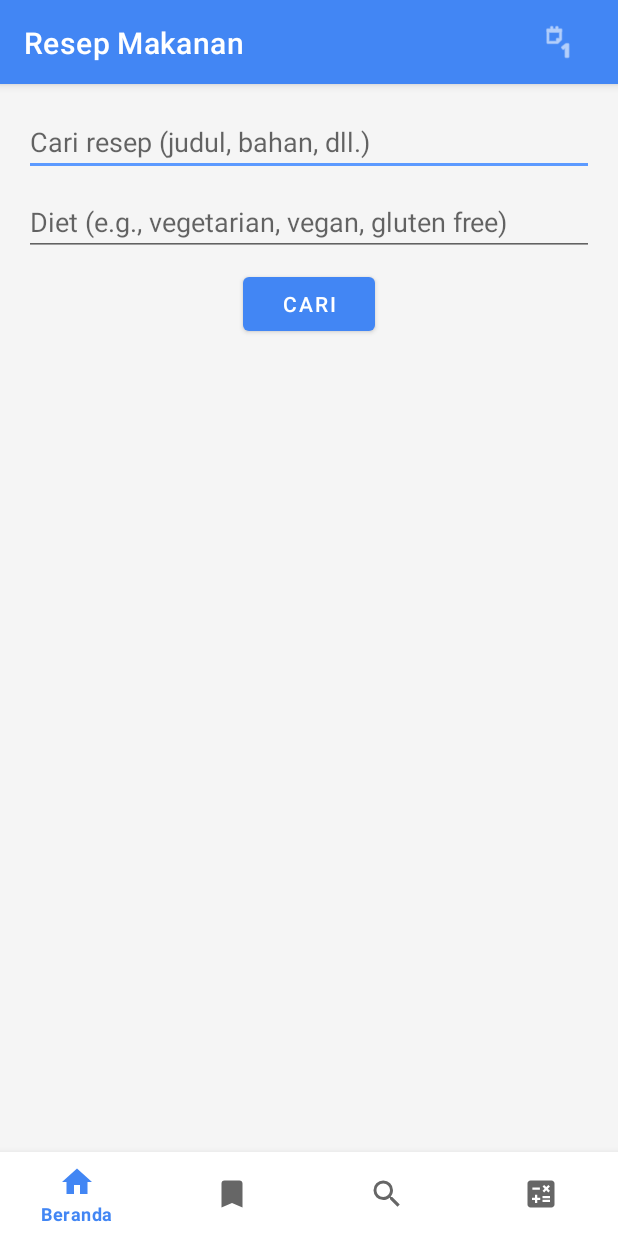
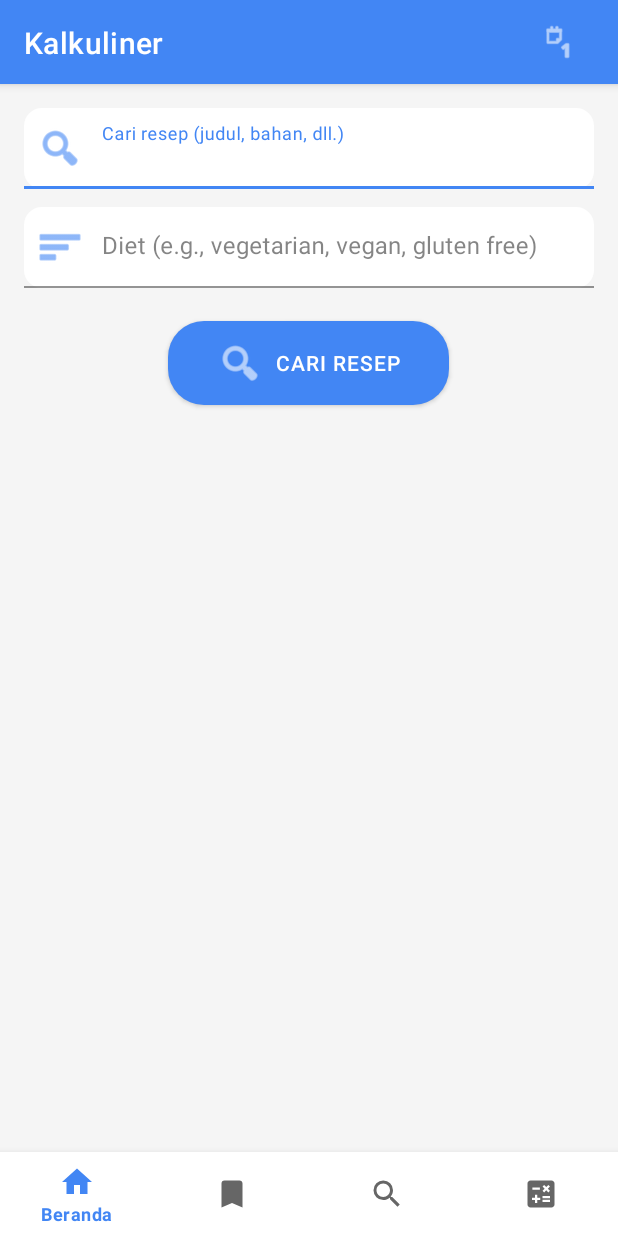
Before and after one commit to NurulWahdania/Projek-Mobile, an Android app: the SearchFragment screen opened through its navigation route, after a tap on "Ganti Tema", on a phone screen of 412 x 824 dp. Run offline under Robolectric (Android 15) with nearby library versions, the phone set to English and light mode, and no system bars; our stand-ins replace navigation-ui; pictures from the network do not load.

Commit message:
Fix:Perbaikan pada deskripsi dan search

```diff
--- a/Projek/app/src/main/AndroidManifest.xml
+++ b/Projek/app/src/main/AndroidManifest.xml
@@ -10,7 +10,7 @@
         android:dataExtractionRules="@xml/data_extraction_rules"
         android:fullBackupContent="@xml/backup_rules"
         android:icon="@mipmap/ic_launcher"
-        android:label="@string/app_name"
+        android:label="Kalkuliner"
         android:roundIcon="@mipmap/ic_launcher_round"
         android:supportsRtl="true"
         android:theme="@style/Theme.Projek"
--- a/Projek/app/src/main/res/layout/activity_main.xml
+++ b/Projek/app/src/main/res/layout/activity_main.xml
@@ -24,7 +24,7 @@
                 android:id="@+id/app_title"
                 android:layout_width="wrap_content"
                 android:layout_height="wrap_content"
-                android:text="Resep Makanan"
+                android:text="Kalkuliner"
                 android:textAppearance="?attr/textAppearanceHeadline6"
                 android:textColor="?attr/colorOnPrimary"
                 app:layout_constraintBottom_toBottomOf="parent"
--- a/Projek/app/src/main/res/layout/fragment_search.xml
+++ b/Projek/app/src/main/res/layout/fragment_search.xml
@@ -4,52 +4,121 @@
     xmlns:tools="http://schemas.android.com/tools"
     android:layout_width="match_parent"
     android:layout_height="match_parent"
+    android:background="?android:attr/colorBackground"
     android:orientation="vertical"
     android:padding="16dp"
-    tools:context="com.example.projek.SearchFragment"> <EditText
+    tools:context="com.example.projek.SearchFragment">
+
+    <com.google.android.material.textfield.TextInputLayout
+        android:layout_width="match_parent"
+        android:layout_height="wrap_content"
+        android:layout_marginBottom="12dp"
+        app:boxBackgroundColor="@android:color/transparent"
+        app:boxCornerRadiusBottomEnd="12dp"
+        app:boxCornerRadiusBottomStart="12dp"
+        app:boxCornerRadiusTopEnd="12dp"
+        app:boxCornerRadiusTopStart="12dp"
+        app:boxStrokeColor="?attr/colorPrimary"
+        app:hintTextColor="?attr/colorPrimary"
+        app:startIconDrawable="@android:drawable/ic_menu_search"
+        app:startIconTint="?attr/colorPrimary">
+
+        <com.google.android.material.textfield.TextInputEditText
             android:id="@+id/et_search_query"
             android:layout_width="match_parent"
             android:layout_height="wrap_content"
             android:hint="Cari resep (judul, bahan, dll.)"
+            android:imeOptions="actionSearch"
             android:inputType="text"
-    android:imeOptions="actionSearch"
-    android:layout_marginBottom="8dp"/>
+            android:padding="16dp"
+            android:textColor="?android:attr/textColorPrimary"
+            android:textColorHint="?android:attr/textColorSecondary" />
 
-    <EditText
+    </com.google.android.material.textfield.TextInputLayout>
+
+    <com.google.android.material.textfield.TextInputLayout
+        android:layout_width="match_parent"
+        android:layout_height="wrap_content"
+        android:layout_marginBottom="16dp"
+        app:boxBackgroundColor="@android:color/transparent"
+        app:boxCornerRadiusBottomEnd="12dp"
+        app:boxCornerRadiusBottomStart="12dp"
+        app:boxCornerRadiusTopEnd="12dp"
+        app:boxCornerRadiusTopStart="12dp"
+        app:boxStrokeColor="?attr/colorPrimary"
+        app:hintTextColor="?attr/colorPrimary"
+        app:startIconDrawable="@android:drawable/ic_menu_sort_by_size"
+        app:startIconTint="?attr/colorPrimary">
+
+        <com.google.android.material.textfield.TextInputEditText
             android:id="@+id/et_search_diet"
             android:layout_width="match_parent"
             android:layout_height="wrap_content"
             android:hint="Diet (e.g., vegetarian, vegan, gluten free)"
             android:inputType="text"
-        android:layout_marginBottom="8dp"/>
+            android:padding="16dp"
+            android:textColor="?android:attr/textColorPrimary"
+            android:textColorHint="?android:attr/textColorSecondary" />
 
-    <Button
+    </com.google.android.material.textfield.TextInputLayout>
+
+    <com.google.android.material.button.MaterialButton
         android:id="@+id/btn_perform_search"
         android:layout_width="wrap_content"
         android:layout_height="wrap_content"
-        android:text="Cari"
         android:layout_gravity="center_horizontal"
-        android:layout_marginBottom="16dp"/>
+        android:layout_marginBottom="20dp"
+        android:letterSpacing="0.05"
+        android:paddingStart="32dp"
+        android:paddingTop="12dp"
+        android:paddingEnd="32dp"
+        android:paddingBottom="12dp"
+        android:text="Cari Resep"
+        android:textColor="?android:attr/textColorPrimaryInverse"
+        app:backgroundTint="?attr/colorPrimary"
+        app:cornerRadius="24dp"
+        app:icon="@android:drawable/ic_menu_search"
+        app:iconGravity="textStart"
+        app:iconPadding="8dp"
+        app:iconTint="?android:attr/textColorPrimaryInverse" />
+
+    <FrameLayout
+        android:layout_width="match_parent"
+        android:layout_height="match_parent">
+
+        <androidx.recyclerview.widget.RecyclerView
+            android:id="@+id/rv_search_results"
+            android:layout_width="match_parent"
+            android:layout_height="match_parent"
+            android:clipToPadding="false"
+            android:paddingBottom="8dp"
+            tools:listitem="@layout/item_recipe_search" />
 
         <ProgressBar
             android:id="@+id/progress_bar_search"
+            android:layout_width="48dp"
+            android:layout_height="48dp"
+            android:layout_gravity="center"
+            android:indeterminateTint="?attr/colorPrimary"
+            android:visibility="gone" />
+
+        <LinearLayout
             android:layout_width="wrap_content"
             android:layout_height="wrap_content"
             android:layout_gravity="center"
-        android:visibility="gone" />
+            android:orientation="vertical">
 
             <TextView
                 android:id="@+id/tv_search_error_message"
                 android:layout_width="wrap_content"
                 android:layout_height="wrap_content"
+                android:gravity="center"
                 android:text="Tidak ada resep yang ditemukan atau terjadi kesalahan."
-        android:visibility="gone"
-        android:layout_gravity="center" />
-
-    <androidx.recyclerview.widget.RecyclerView
-        android:id="@+id/rv_search_results"
-        android:layout_width="match_parent"
-        android:layout_height="match_parent"
-        tools:listitem="@layout/item_recipe_search"/>
+                android:textAlignment="center"
+                android:textColor="?android:attr/textColorSecondary"
+                android:textSize="16sp"
+                android:visibility="gone" />
+        </LinearLayout>
+    </FrameLayout>
 
 </LinearLayout>
```
Also changed, not shown: Projek/app/src/main/res/layout/activity_detail_recipe.xml (+18 -26 lines), Projek/app/src/main/res/layout/item_recipe_search.xml (+42 -12 lines). Lines whose indentation alone changed are shown as unchanged.
